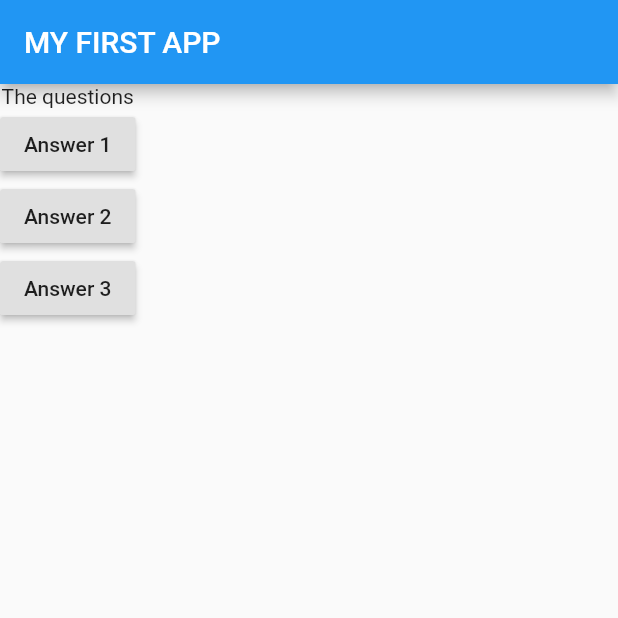
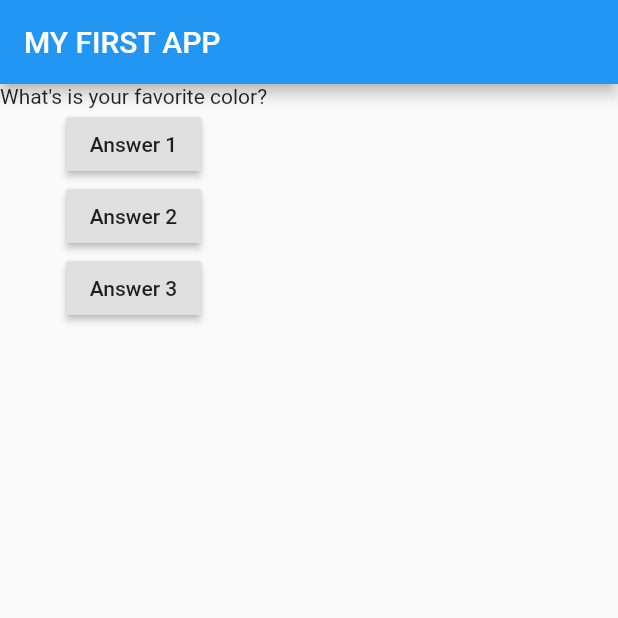
Before and after one commit to hiroshimuto9/flutter-test-app, a Flutter app: the screen it shows after launch, after a tap on "Answer 1", on a phone screen of 412 x 824 dp, the top half of it. Run offline on Flutter 3.47's test engine with Material 2 defaults, Android fonts, the phone set to English and light mode, and no system bars.

Commit message:
add: add question list and index valiable

```diff
--- a/lib/main.dart
+++ b/lib/main.dart
@@ -4,7 +4,9 @@ void main() {
 }
 
 class MyApp extends StatelessWidget {
+  var questionIndex = 0;
   void answerQuestion() {
+    questionIndex = questionIndex + 1;
     print('answer question');
   }
   // overrideアノテーションは無くても正常に動作するが、上書きしていることを明示的に示すために記載
@@ -17,7 +19,9 @@ class MyApp extends StatelessWidget {
     return MaterialApp(home: Scaffold(
       appBar: AppBar(title: Text('MY FIRST APP'),),
       body: Column(children: <Widget>[
-        Text('The questions'),
+        Text(
+          questions[questionIndex]
+        ),
         RaisedButton(
           child: Text('Answer 1'),
           onPressed: answerQuestion,
```
